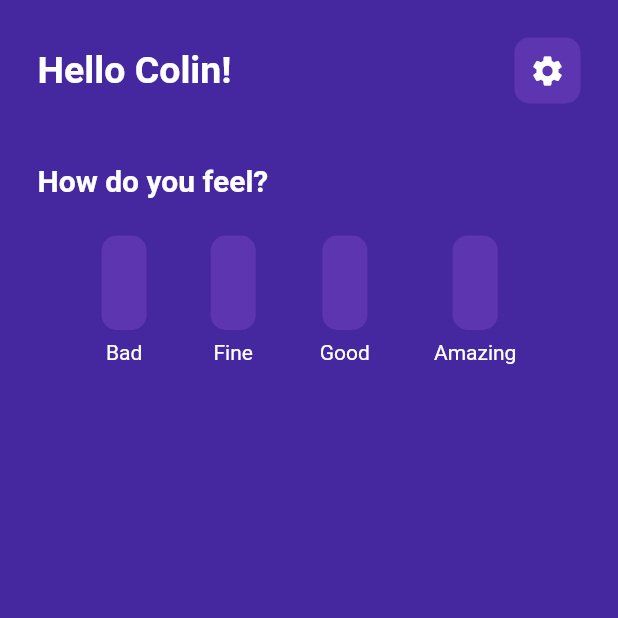
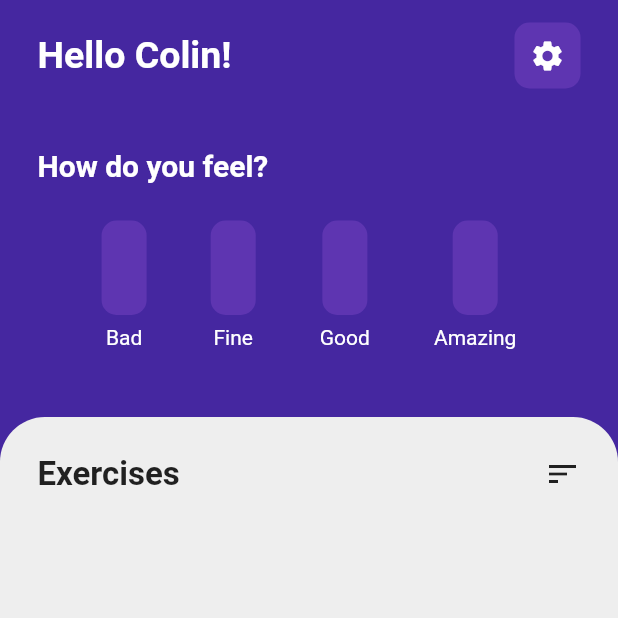
Before and after one commit to cjmcnally/Depriminus, a Flutter app: the screen it shows after launch, on a phone screen of 412 x 824 dp, the top half of it. Run offline on Flutter 3.47's test engine with Material 2 defaults, Android fonts, the phone set to English and light mode, and no system bars; missing offline and left inert: flutter_emoji.

Commit message:
Created Exercise List Section
Will need to add different exercises in the section, icon buttons most likely.

```diff
--- a/depriminus_app/lib/pages/home_page.dart
+++ b/depriminus_app/lib/pages/home_page.dart
@@ -19,8 +19,11 @@ class _HomePageState extends State<HomePage> {
     return Scaffold(
       backgroundColor: Colors.deepPurple[800],
       body: SafeArea(
-        child: Padding(
-          padding: const EdgeInsets.all(25.0),
+        child: Column(
+          children: [
+            Padding(
+              padding:
+                  const EdgeInsets.symmetric(horizontal: 25.0, vertical: 15.0),
               child: Column(
                 children: [
                   Row(
@@ -72,7 +75,6 @@ class _HomePageState extends State<HomePage> {
                   SizedBox(
                     height: 25,
                   ),
-
                   // Mood tracker
                   Row(
                     mainAxisAlignment: MainAxisAlignment.spaceEvenly,
@@ -145,6 +147,51 @@ class _HomePageState extends State<HomePage> {
                 ],
               ),
             ),
+            SizedBox(
+              height: 30,
+            ),
+            // Section for daily advice
+            Expanded(
+              child: Container(
+                padding: EdgeInsets.all(25),
+                decoration: BoxDecoration(
+                  color: Colors.grey[200],
+                  borderRadius: BorderRadius.only(
+                    topLeft: Radius.circular(30.0),
+                    topRight: Radius.circular(30.0),
+                  ),
+                ),
+                child: Center(
+                  child: Column(
+                    children: [
+                      // exercise heading with sort icon
+                      Row(
+                        mainAxisAlignment: MainAxisAlignment.spaceBetween,
+                        children: [
+                          Text(
+                            'Exercises',
+                            style: TextStyle(
+                              fontWeight: FontWeight.bold,
+                              fontSize: 22,
+                            ),
+                          ),
+                          Icon(Icons.sort_sharp),
+                        ],
+                      ),
+
+                      // list view of exercises - scrollable
+                      Expanded(
+                        child: ListView(
+                          scrollDirection: Axis.vertical,
+                        ),
+                      ),
+                    ],
+                  ),
+                ),
+              ),
+            ),
+          ],
+        ),
       ),
     );
   }
```
Also changed, not shown: depriminus_app/lib/util/exercise_icons.dart (added, +28 -0 lines). Lines whose indentation alone changed are shown as unchanged.
